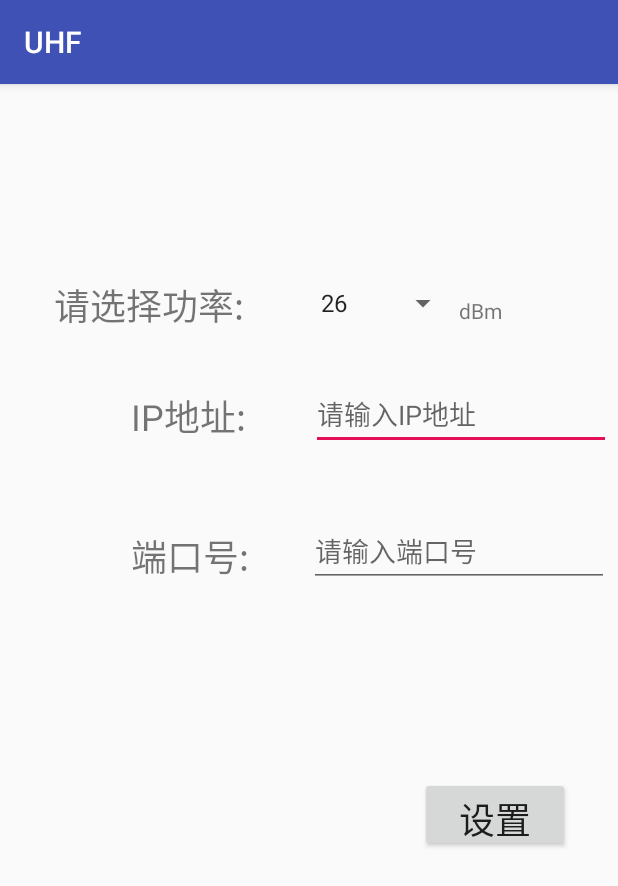
After one commit to zhk666/AndroidPros, an Android app: the SettingActivity screen opened directly, with no data from a screen before it, on a phone screen of 412 x 824 dp. The commit adds this screen. Shown: the top 886 px of the screen. Run offline under Robolectric (Android 15) with nearby library versions, the phone set to English and light mode, and no system bars; 1 statement that could not run was skipped.

Commit message:
基本功能完善，需要完成APN

```diff
--- a/app/build.gradle
+++ b/app/build.gradle
@@ -28,4 +28,5 @@ dependencies {
     compile 'com.android.support.constraint:constraint-layout:1.0.2'
     testCompile 'junit:junit:4.12'
     compile files('libs/uhf.jar')
+    compile files('libs/gson-2.2.4.jar')
 }
--- a/app/src/main/AndroidManifest.xml
+++ b/app/src/main/AndroidManifest.xml
@@ -4,7 +4,7 @@
 
     <application
         android:allowBackup="true"
-        android:icon="@mipmap/ic_launcher"
+        android:icon="@mipmap/uhf_launcher"
         android:label="@string/app_name"
         android:roundIcon="@mipmap/ic_launcher_round"
         android:supportsRtl="true"
@@ -15,6 +15,7 @@
                 <category android:name="android.intent.category.LAUNCHER" />
             </intent-filter>
         </activity>
+        <activity android:name=".SettingActivity"></activity>
     </application>
     <uses-permission android:name="android.permission.ACCESS_NETWORK_STATE"/>
     <uses-permission android:name="android.permission.INTERNET"/>
--- /dev/null
+++ b/app/src/main/res/layout/activity_setting.xml
@@ -0,0 +1,106 @@
+<?xml version="1.0" encoding="utf-8"?>
+<android.support.constraint.ConstraintLayout xmlns:android="http://schemas.android.com/apk/res/android"
+    xmlns:app="http://schemas.android.com/apk/res-auto"
+    xmlns:tools="http://schemas.android.com/tools"
+    android:layout_width="match_parent"
+    android:layout_height="match_parent"
+    tools:layout_editor_absoluteY="81dp"
+    tools:layout_editor_absoluteX="0dp">
+
+    <TextView
+        android:id="@+id/textView"
+        android:layout_width="wrap_content"
+        android:layout_height="wrap_content"
+        android:text="@string/check_power"
+        android:textSize="24sp"
+        app:layout_constraintTop_toTopOf="parent"
+        android:layout_marginTop="129dp"
+        android:layout_marginLeft="36dp"
+        app:layout_constraintLeft_toLeftOf="parent"
+        android:layout_marginStart="36dp" />
+
+    <Spinner
+        android:id="@+id/sp_power"
+        android:layout_width="100dp"
+        android:layout_height="wrap_content"
+        android:layout_marginLeft="43dp"
+        android:layout_marginStart="43dp"
+        android:layout_marginTop="134dp"
+        android:entries="@array/power_list"
+        app:layout_constraintLeft_toRightOf="@+id/textView"
+        app:layout_constraintTop_toTopOf="parent" />
+
+    <TextView
+        android:id="@+id/textView2"
+        android:layout_width="wrap_content"
+        android:layout_height="wrap_content"
+        android:text="@string/IP"
+        android:textSize="24sp"
+        android:layout_marginLeft="87dp"
+        app:layout_constraintLeft_toLeftOf="parent"
+        android:layout_marginTop="38dp"
+        app:layout_constraintTop_toBottomOf="@+id/textView"
+        android:layout_marginStart="87dp" />
+
+    <TextView
+        android:id="@+id/textView3"
+        android:layout_width="wrap_content"
+        android:layout_height="wrap_content"
+        android:text="@string/Port"
+        android:textSize="24sp"
+        android:layout_marginTop="57dp"
+        app:layout_constraintTop_toBottomOf="@+id/textView2"
+        android:layout_marginLeft="87dp"
+        app:layout_constraintLeft_toLeftOf="parent"
+        android:layout_marginStart="87dp" />
+
+    <EditText
+        android:id="@+id/IP_Edit"
+        android:layout_width="200dp"
+        android:layout_height="wrap_content"
+        android:layout_marginLeft="43dp"
+        android:layout_marginStart="43dp"
+        android:layout_marginTop="38dp"
+        android:hint="@string/inputIP"
+        android:inputType="text"
+        app:layout_constraintLeft_toRightOf="@+id/textView2"
+        app:layout_constraintTop_toBottomOf="@+id/sp_power" />
+
+    <EditText
+        android:id="@+id/Port_Edit"
+        android:layout_width="200dp"
+        android:layout_height="wrap_content"
+        android:layout_marginLeft="40dp"
+        android:layout_marginStart="40dp"
+        android:layout_marginTop="43dp"
+        android:hint="@string/inputPort"
+        android:inputType="text"
+        app:layout_constraintLeft_toRightOf="@+id/textView3"
+        app:layout_constraintTop_toBottomOf="@+id/IP_Edit" />
+
+    <Button
+        android:id="@+id/setting"
+        android:layout_width="100dp"
+        android:layout_height="50dp"
+        android:text="@string/setting"
+        android:textSize="24sp"
+        android:layout_marginTop="33dp"
+        app:layout_constraintTop_toBottomOf="@+id/Port_Edit"
+        app:layout_constraintBottom_toBottomOf="parent"
+        android:layout_marginBottom="8dp"
+        app:layout_constraintVertical_bias="0.274"
+        android:layout_marginRight="32dp"
+        app:layout_constraintRight_toRightOf="parent"
+        android:layout_marginEnd="32dp" />
+
+    <TextView
+        android:id="@+id/textView4"
+        android:layout_width="wrap_content"
+        android:layout_height="wrap_content"
+        android:layout_marginLeft="0dp"
+        android:layout_marginTop="141dp"
+        android:text="@string/dBm"
+        app:layout_constraintLeft_toRightOf="@+id/sp_power"
+        app:layout_constraintTop_toTopOf="parent" />
+
+</android.support.constraint.ConstraintLayout>
--- a/app/src/main/res/values/strings.xml
+++ b/app/src/main/res/values/strings.xml
@@ -9,4 +9,28 @@
     <string name="tid">TID</string>
     <string name="epc">EPC</string>
     <string name="time">时间</string>
+    <string name="check_power">请选择功率:</string>
+    <string name="IP">IP地址:</string>
+    <string name="Port">端口号:</string>
+    <string name="inputIP">请输入IP地址</string>
+    <string name="inputPort">请输入端口号</string>
+    <string name="dBm">dBm</string>
+    <string name="click_error">点击错误！</string>
+    <string name="ip_error">IP地址格式错误！</string>
+    <string name="setting_success">设置成功！</string>
+    <string name="setting_fail">设置失败！</string>
+    <string name="upload_success">上传成功！</string>
+    <string name="upload_fail">上传失败！</string>
+    <string name="conn_error">连接服务器出现错误！</string>
+    <string name="no_data">没有相关数据！</string>
+    <string name="openNet">请打开网络!</string>
+    <string name="input_error">输入错误！</string>
+    <string-array name="power_list">
+        <item>26</item>
+        <item>24</item>
+        <item>22</item>
+        <item>20</item>
+        <item>18</item>
+        <item>16</item>
+    </string-array>
 </resources>
```
Also changed, not shown: app/src/main/java/donwit/com/uhf/MainActivity.java (+63 -9 lines), app/src/main/java/donwit/com/uhf/SettingActivity.java (added, +106 -0 lines), app/src/main/java/donwit/com/uhf/Util.java (+14 -0 lines), app/src/main/java/donwit/com/uhf/sendData.java (added, +105 -0 lines), app/src/main/res/layout/activity_main.xml (+10 -6 lines), app/src/main/res/layout/listview_item.xml (+6 -3 lines), app/libs/gson-2.2.4.jar (added), app/src/main/res/mipmap-hdpi/uhf_launcher.png (added), build.gradle (line endings or trailing spaces).
